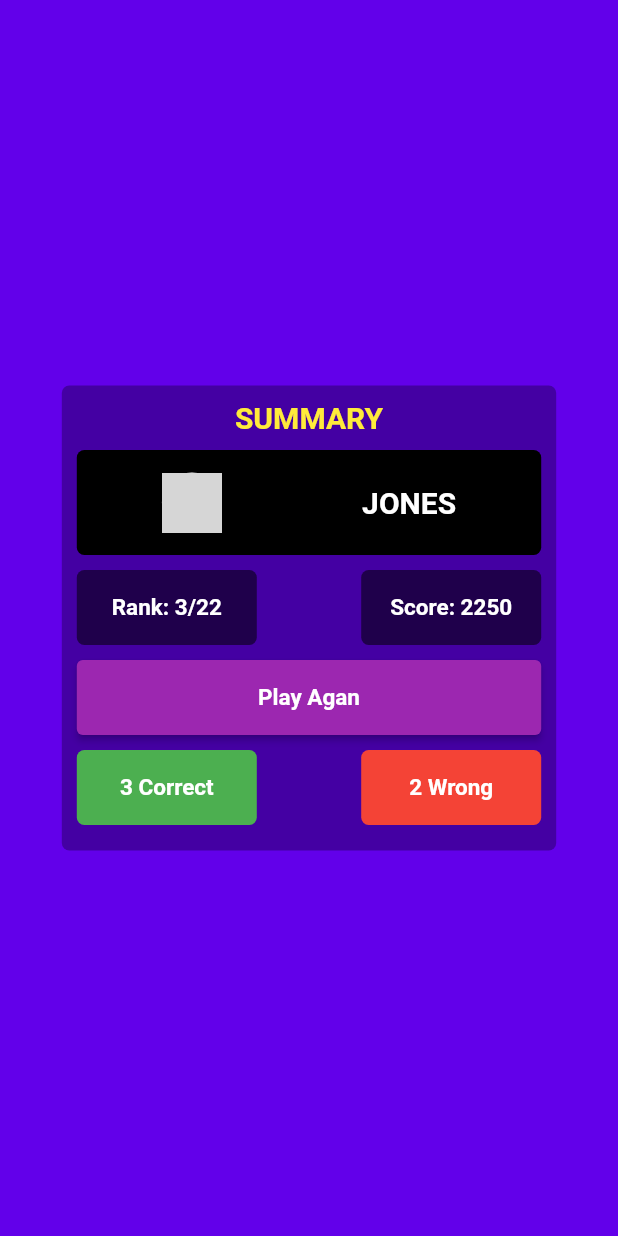
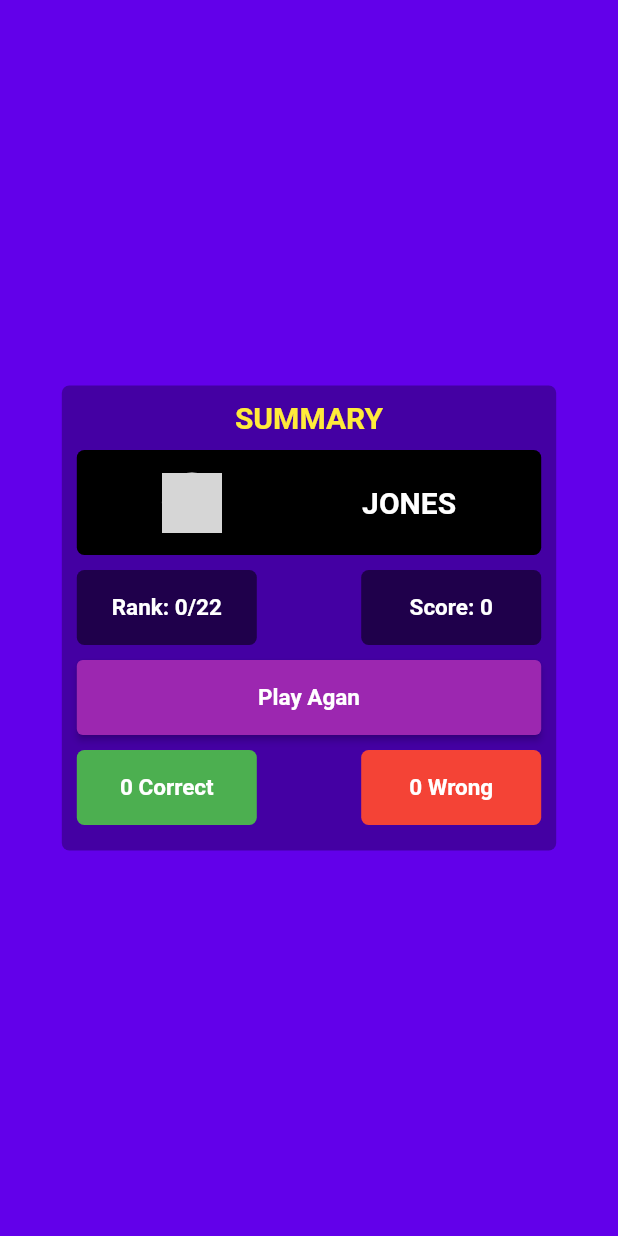
Before and after one commit to Jeril-albi/Quiz-App, a Flutter app: the Result screen opened directly, on a phone screen of 412 x 824 dp. Run offline on Flutter 3.47's test engine with Material 2 defaults, Android fonts, the phone set to English and light mode, and no system bars; our stand-ins replace animated_flip_counter, page_transition; missing offline and left inert: circular_countdown; network calls fail; grey boxes are pictures that could not be loaded.

Commit message:
base version

```diff
--- a/lib/main.dart
+++ b/lib/main.dart
@@ -1,6 +1,7 @@
 import 'package:flutter/material.dart';
 import 'package:provider/provider.dart';
 import 'package:quiz_app/models/data_model.dart';
+import 'package:quiz_app/screens/countdown.dart';
 import 'package:quiz_app/screens/question_no.dart';
 
 void main() {
@@ -17,7 +18,7 @@ class MyApp extends StatelessWidget {
   Widget build(BuildContext context) {
     return const MaterialApp(
       debugShowCheckedModeBanner: false,
-      home: QuestionNumber(questionNo: 1),
+      home: CountDown(),
     );
   }
 }
--- a/lib/screens/result.dart
+++ b/lib/screens/result.dart
@@ -2,6 +2,7 @@ import 'package:flutter/material.dart';
 import 'package:page_transition/page_transition.dart';
 import 'package:provider/provider.dart';
 import 'package:quiz_app/models/data_model.dart';
+import 'package:quiz_app/screens/countdown.dart';
 import 'package:quiz_app/screens/question_no.dart';
 
 class Result extends StatelessWidget {
@@ -68,8 +69,10 @@ class Result extends StatelessWidget {
                         color: Colors.black54),
                     child: Center(
                       child: Text(
-                        "Rank: 3/22",
-                        style: TextStyle(
+                        context.read<DataModel>().rank == null
+                            ? "Rank: 22/22"
+                            : "Rank: ${context.read<DataModel>().rank}/22",
+                        style: const TextStyle(
                             color: Colors.white,
                             fontSize: 15,
                             fontWeight: FontWeight.bold),
@@ -84,8 +87,8 @@ class Result extends StatelessWidget {
                         color: Colors.black54),
                     child: Center(
                       child: Text(
-                        "Score: 2250",
-                        style: TextStyle(
+                        "Score: ${context.read<DataModel>().score.toInt()}",
+                        style: const TextStyle(
                             color: Colors.white,
                             fontSize: 15,
                             fontWeight: FontWeight.bold),
@@ -137,8 +140,8 @@ class Result extends StatelessWidget {
                         color: Colors.green),
                     child: Center(
                       child: Text(
-                        "3 Correct",
-                        style: TextStyle(
+                        "${context.read<DataModel>().crctAns} Correct",
+                        style: const TextStyle(
                             color: Colors.white,
                             fontSize: 15,
                             fontWeight: FontWeight.bold),
@@ -153,8 +156,8 @@ class Result extends StatelessWidget {
                         color: Colors.red),
                     child: Center(
                       child: Text(
-                        "2 Wrong",
-                        style: TextStyle(
+                        "${context.read<DataModel>().wrngAns} Wrong",
+                        style: const TextStyle(
                             color: Colors.white,
                             fontSize: 15,
                             fontWeight: FontWeight.bold),
@@ -162,7 +165,7 @@ class Result extends StatelessWidget {
                     ),
                   ),
                 ],
-              )
+              ),
             ],
           ),
         ),
--- a/lib/widgets/question_card.dart
+++ b/lib/widgets/question_card.dart
@@ -1,8 +1,9 @@
+import 'dart:async';
+
 import 'package:flutter/material.dart';
 import 'package:page_transition/page_transition.dart';
 import 'package:provider/provider.dart';
 import 'package:quiz_app/models/data_model.dart';
-import 'package:quiz_app/screens/home.dart';
 import 'package:quiz_app/screens/question_no.dart';
 
 class QuestionCard extends StatefulWidget {
@@ -26,6 +27,7 @@ class QuestionCard extends StatefulWidget {
 class _QuestionCardState extends State<QuestionCard> {
   bool visible = true;
   int? selectedIndex;
+  List? data = [];
 
   Color? cardColor() {
     switch (widget.index) {
@@ -92,6 +94,7 @@ class _QuestionCardState extends State<QuestionCard> {
     });
     if (context.read<DataModel>().isBtnPressed) {
     } else {
+      pageNaviTimer!.cancel();
       context.read<DataModel>().btnPressed(true);
       context.read<DataModel>().changeQuestNo();
       context.read<DataModel>().wrongAnsCheck(false);
@@ -100,6 +103,7 @@ class _QuestionCardState extends State<QuestionCard> {
       if (widget.correctAnswer!) {
         showAnsStatusPopUp("Correct", Colors.green);
         context.read<DataModel>().changeContainerWidth(widget.correctAnswer!);
+        context.read<DataModel>().rankChange();
       } else {
         context.read<DataModel>().wrongAnsCheck(true);
         showAnsStatusPopUp("Wrong", Colors.redAccent.shade700);
--- a/pubspec.yaml
+++ b/pubspec.yaml
@@ -32,7 +32,8 @@ dependencies:
   cupertino_icons: ^1.0.2
   provider: ^6.0.2
   page_transition: ^2.0.5
-  countup: ^0.1.4
+  animated_flip_counter: ^0.2.4
+  circular_countdown: ^2.1.0
 
 dev_dependencies:
   flutter_test:
```
Also changed, not shown: lib/models/data_model.dart (+25 -0 lines), lib/screens/countdown.dart (added, +33 -0 lines), lib/screens/home.dart (+31 -28 lines), pubspec.lock.
